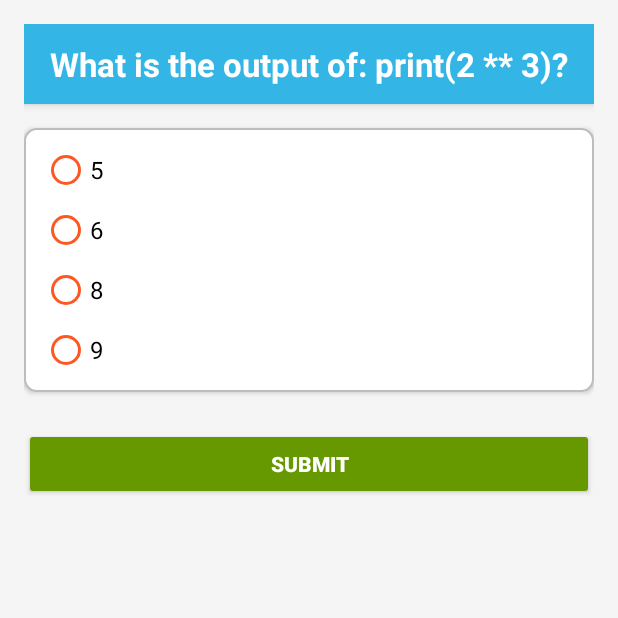
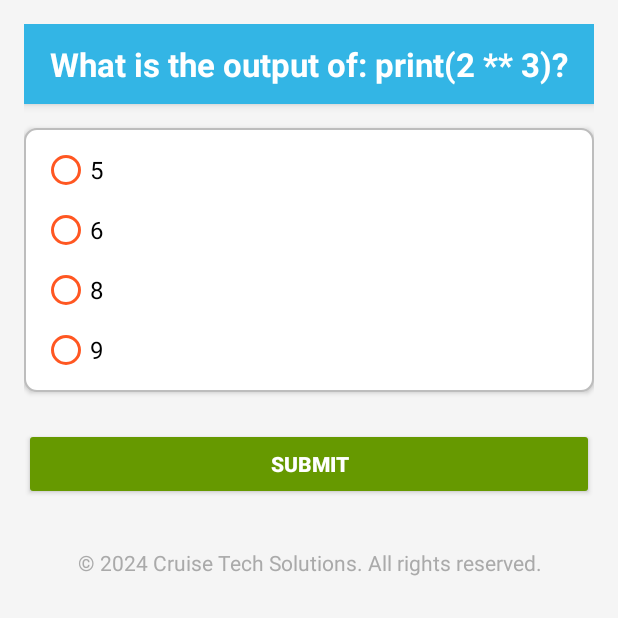
Before and after one commit to Kubomu/PythonQuizApp, an Android app built with Jetpack Compose: the screen it shows after launch (MainActivity), on a phone screen of 412 x 824 dp, the top half of it. Run offline under Robolectric (Android 15) with nearby library versions, the phone set to English and light mode, and no system bars.

Commit message:
Bugs Bugs 💀

```diff
--- a/app/src/main/res/layout/activity_main.xml
+++ b/app/src/main/res/layout/activity_main.xml
@@ -105,4 +105,16 @@
         android:padding="12dp"
         android:layout_marginTop="16dp"
         android:visibility="gone" />
+
+    <!-- Copyright Notice -->
+    <TextView
+        android:id="@+id/copyright_notice"
+        android:layout_width="match_parent"
+        android:layout_height="wrap_content"
+        android:text="© 2024 Cruise Tech Solutions. All rights reserved."
+        android:textSize="14sp"
+        android:textColor="@android:color/darker_gray"
+        android:gravity="center"
+        android:layout_marginTop="24dp"
+        android:padding="8dp" />
 </LinearLayout>
```
Also changed, not shown: 3 other files.
